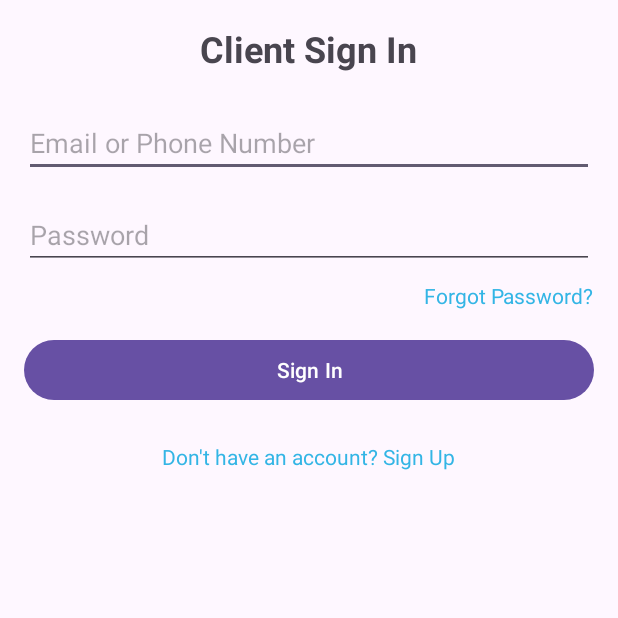
After one commit to Dhwip/Food-Delivery-Project, an Android app: the ClientSignInActivity screen opened directly, with no data from a screen before it, on a phone screen of 412 x 824 dp, the top half of it. The commit adds this screen. Run offline under Robolectric (Android 15) with nearby library versions, the phone set to English and light mode, and no system bars.

Commit message:
Commit 3

```diff
--- /dev/null
+++ b/app/src/main/java/com/example/fooddeliveryapp/ClientSignInActivity.java
@@ -0,0 +1,58 @@
+package com.example.fooddeliveryapp;
+
+import android.os.Bundle;
+import android.view.View;
+import android.widget.Button;
+import android.widget.EditText;
+import android.widget.TextView;
+import android.widget.Toast;
+import androidx.appcompat.app.AppCompatActivity;
+
+public class ClientSignInActivity extends AppCompatActivity {
+
+    private EditText emailEditText;
+    private EditText passwordEditText;
+    private Button signInButton;
+    private TextView forgotPasswordTextView;
+    private TextView signUpTextView;
+
+    @Override
+    protected void onCreate(Bundle savedInstanceState) {
+        super.onCreate(savedInstanceState);
+        setContentView(R.layout.activity_client_signin);
+
+        emailEditText = findViewById(R.id.emailEditText);
+        passwordEditText = findViewById(R.id.passwordEditText);
+        signInButton = findViewById(R.id.signInButton);
+        forgotPasswordTextView = findViewById(R.id.forgotPasswordTextView);
+        signUpTextView = findViewById(R.id.signUpTextView);
+
+        signInButton.setOnClickListener(new View.OnClickListener() {
+            @Override
+            public void onClick(View v) {
+                String email = emailEditText.getText().toString();
+                String password = passwordEditText.getText().toString();
+
+                if (email.isEmpty() || password.isEmpty()) {
+                    Toast.makeText(ClientSignInActivity.this, "Please enter all fields", Toast.LENGTH_SHORT).show();
+                } else {
+                    Toast.makeText(ClientSignInActivity.this, "Signed in as Client", Toast.LENGTH_SHORT).show();
+                }
+            }
+        });
+
+        forgotPasswordTextView.setOnClickListener(new View.OnClickListener() {
+            @Override
+            public void onClick(View v) {
+                Toast.makeText(ClientSignInActivity.this, "Forgot Password clicked", Toast.LENGTH_SHORT).show();
+            }
+        });
+
+        signUpTextView.setOnClickListener(new View.OnClickListener() {
+            @Override
+            public void onClick(View v) {
+                Toast.makeText(ClientSignInActivity.this, "Sign Up clicked", Toast.LENGTH_SHORT).show();
+            }
+        });
+    }
+}
--- /dev/null
+++ b/app/src/main/res/layout/activity_client_signin.xml
@@ -0,0 +1,57 @@
+<!-- res/layout/activity_client_sign_in.xml -->
+<LinearLayout
+    xmlns:android="http://schemas.android.com/apk/res/android"
+    android:layout_width="match_parent"
+    android:layout_height="match_parent"
+    android:orientation="vertical"
+    android:padding="16dp">
+
+    <TextView
+        android:layout_width="wrap_content"
+        android:layout_height="wrap_content"
+        android:text="Client Sign In"
+        android:textSize="24sp"
+        android:textStyle="bold"
+        android:layout_gravity="center_horizontal"
+        android:layout_marginBottom="24dp"/>
+
+    <EditText
+        android:id="@+id/emailEditText"
+        android:layout_width="match_parent"
+        android:layout_height="wrap_content"
+        android:hint="Email or Phone Number"
+        android:inputType="textEmailAddress"/>
+
+    <EditText
+        android:id="@+id/passwordEditText"
+        android:layout_width="match_parent"
+        android:layout_height="wrap_content"
+        android:hint="Password"
+        android:inputType="textPassword"
+        android:layout_marginTop="16dp"/>
+
+    <TextView
+        android:id="@+id/forgotPasswordTextView"
+        android:layout_width="wrap_content"
+        android:layout_height="wrap_content"
+        android:text="Forgot Password?"
+        android:textColor="@android:color/holo_blue_light"
+        android:layout_gravity="end"
+        android:layout_marginTop="8dp"/>
+
+    <Button
+        android:id="@+id/signInButton"
+        android:layout_width="match_parent"
+        android:layout_height="wrap_content"
+        android:text="Sign In"
+        android:layout_marginTop="16dp"/>
+
+    <TextView
+        android:id="@+id/signUpTextView"
+        android:layout_width="wrap_content"
+        android:layout_height="wrap_content"
+        android:text="Don't have an account? Sign Up"
+        android:textColor="@android:color/holo_blue_light"
+        android:layout_gravity="center_horizontal"
+        android:layout_marginTop="24dp"/>
+</LinearLayout>
--- a/app/src/main/res/values/colors.xml
+++ b/app/src/main/res/values/colors.xml
@@ -4,4 +4,8 @@
     <color name="white">#FFFFFFFF</color>
     <color name="colorPrimary">#00BCD4</color>
     <color name="colorPrimaryDark">#127CD0</color>
+    <color name="orange">#FF5722</color>
+    <color name="yellow">#FFEB3B</color>
+    <color name="red">#C32216</color>
+    <color name="green">#4CAF50</color>
 </resources>
--- a/app/src/main/res/values/strings.xml
+++ b/app/src/main/res/values/strings.xml
@@ -1,4 +1,5 @@
 <resources>
     <string name="app_name">Food Delivery App</string>
     <string name="login">d\n</string>
+    <string name="Foodelivery">d\n</string>
 </resources>
```
Also changed, not shown: app/src/main/AndroidManifest.xml (+10 -0 lines), app/src/main/java/com/example/fooddeliveryapp/AdminSignInActivity.java (added, +55 -0 lines), app/src/main/java/com/example/fooddeliveryapp/MainActivity.java (+50 -11 lines), app/src/main/java/com/example/fooddeliveryapp/RestaurantSignInActivity.java (added, +53 -0 lines), app/src/main/java/com/example/fooddeliveryapp/RiderSignInActivity.java (added, +56 -0 lines), app/src/main/res/layout/activity_admin_sign_in.xml (added, +57 -0 lines), app/src/main/res/layout/activity_main.xml (+60 -8 lines), app/src/main/res/layout/activity_restaurant_sign_in.xml (added, +57 -0 lines), app/src/main/res/layout/activity_rider_sign_in.xml (added, +57 -0 lines).
